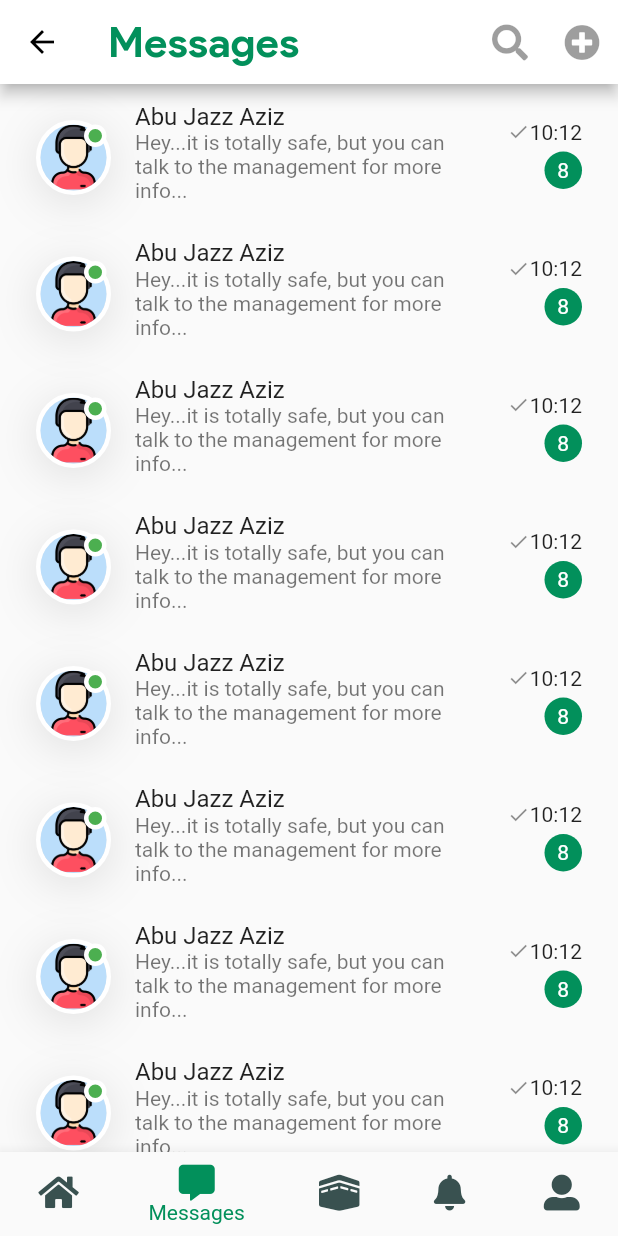
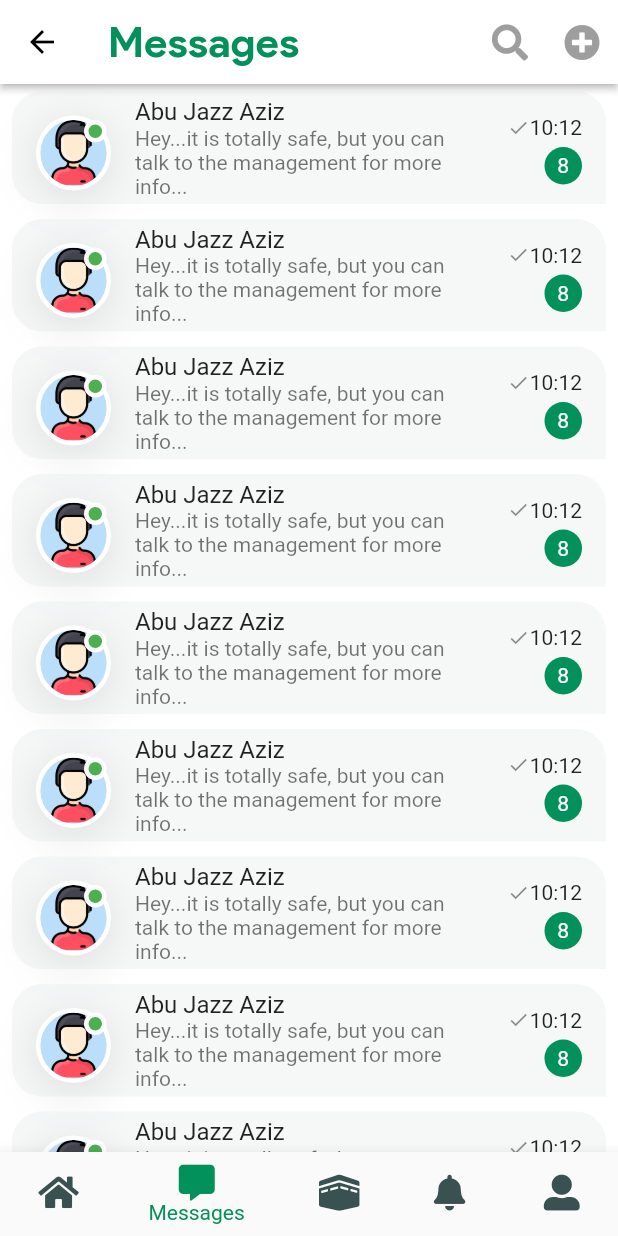
Before and after one commit to al-mohad/tawkil, a Flutter app: the MainScreen screen opened by its route, item 2 of the bottom bar chosen, on a phone screen of 412 x 824 dp. Run offline on Flutter 3.47's test engine with Material 2 defaults, Android fonts, the phone set to English and light mode, and no system bars; our stand-ins replace font_awesome_flutter.

Commit message:
UI UPDATE

```diff
--- a/lib/screens/home_screen.dart
+++ b/lib/screens/home_screen.dart
@@ -49,7 +49,8 @@ class _HomeScreenState extends State<HomeScreen>
                             children: [
                               Container(
                                 alignment: Alignment.center,
-                                margin: const EdgeInsets.symmetric(vertical: 9),
+                                margin:
+                                    const EdgeInsets.symmetric(vertical: 10.0),
                                 child: RotatedBox(
                                   quarterTurns: -1,
                                   child: Text(
--- a/lib/screens/messages_screen.dart
+++ b/lib/screens/messages_screen.dart
@@ -4,9 +4,12 @@ import 'package:font_awesome_flutter/font_awesome_flutter.dart';
 import 'package:tawkil/screens/chat_screen.dart';
 import 'package:tawkil/utils/constants.dart';
 
-class MessageScreen extends StatelessWidget {
-  const MessageScreen({Key key}) : super(key: key);
+class MessageScreen extends StatefulWidget {
+  @override
+  _MessageScreenState createState() => _MessageScreenState();
+}
 
+class _MessageScreenState extends State<MessageScreen> {
   _gotoChatRoom({BuildContext context}) {
     Navigator.push(
       context,
@@ -16,18 +19,42 @@ class MessageScreen extends StatelessWidget {
     );
   }
 
+  bool isSearchAppBar = false;
+
+  _toggleAppBar() {
+    setState(() {
+      isSearchAppBar = !isSearchAppBar;
+    });
+  }
+
   @override
   Widget build(BuildContext context) {
     return Scaffold(
+      backgroundColor: Colors.white,
       appBar: AppBar(
         backgroundColor: Colors.white,
-        title: Text(
-          'Messages',
-          style: kBigText.copyWith(fontSize: 28, color: kGreen),
-        ),
+        elevation: 2,
+        title: isSearchAppBar
+            ? TextFormField(
+                decoration: InputDecoration(hintText: 'Search user..'),
+              )
+            : Text(
+                'Messages',
+                style: kBigText.copyWith(fontSize: 28, color: kGreen),
+              ),
         actions: <Widget>[
-          IconButton(icon: Icon(FontAwesomeIcons.search), onPressed: null),
-          IconButton(icon: Icon(FontAwesomeIcons.plusCircle), onPressed: null),
+          IconButton(
+              icon: Icon(
+                FontAwesomeIcons.search,
+                color: isSearchAppBar ? kGreen : Colors.grey,
+              ),
+              onPressed: _toggleAppBar),
+          IconButton(
+              icon: Icon(
+                FontAwesomeIcons.plusCircle,
+                color: isSearchAppBar ? kGreen : Colors.grey,
+              ),
+              onPressed: null),
         ],
       ),
       body: SafeArea(
@@ -35,7 +62,16 @@ class MessageScreen extends StatelessWidget {
           itemCount: 34,
           itemBuilder: (_, index) {
             return Container(
-              margin: const EdgeInsets.all(8.0),
+              decoration: BoxDecoration(
+                color: kLighterGrey.withAlpha(100),
+                borderRadius: BorderRadius.only(
+                  topLeft: Radius.circular(20),
+                  bottomLeft: Radius.circular(20),
+                  topRight: Radius.circular(20),
+                ),
+              ),
+              margin:
+                  const EdgeInsets.symmetric(horizontal: 8.0, vertical: 5.0),
               child: ListTile(
                 onTap: () => _gotoChatRoom(context: context),
                 leading: Container(
```
Also changed, not shown: lib/components/home_header.dart (+11 -5 lines), lib/screens/notification_screen.dart (+48 -1 lines).
